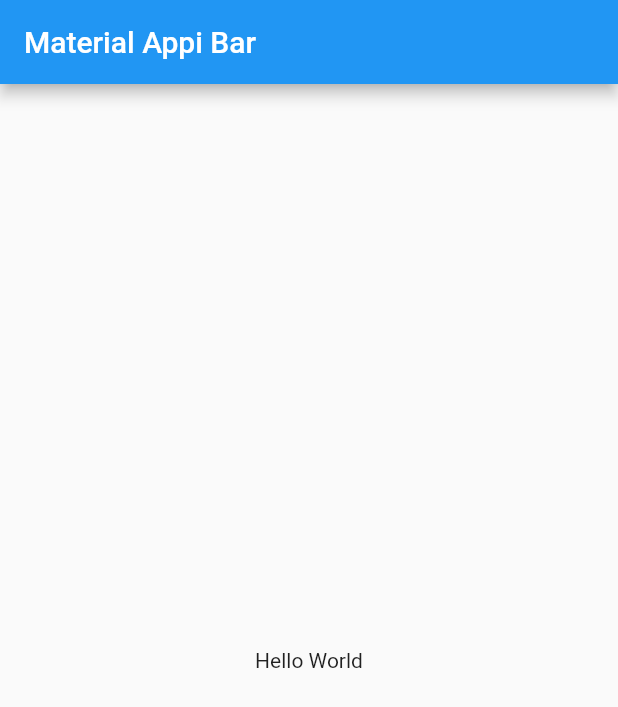
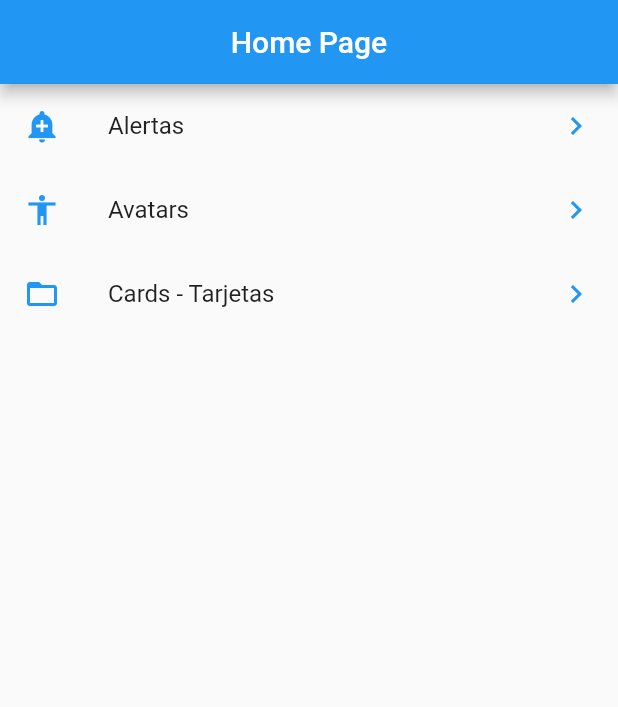
Before and after one commit to bsanser/flutter_components, a Flutter app: the screen it shows after launch, on a phone screen of 412 x 824 dp. Shown: the top 707 px of the screen. Run offline on Flutter 3.47's test engine with Material 2 defaults, Android fonts, the phone set to English and light mode, and no system bars.

Commit message:
feat: working with json files and futures

```diff
--- /dev/null
+++ b/data/menu_options.json
@@ -0,0 +1,19 @@
+{
+  "appName": "Components",
+  "routes": [{
+      "path": "alert",
+      "icon": "add_alert",
+      "text": "Alertas"
+    },
+    {
+      "path": "avatar",
+      "icon": "accessibility",
+      "text": "Avatars"
+    },
+    {
+      "path": "card",
+      "icon": "folder_open",
+      "text": "Cards - Tarjetas"
+    }
+  ]
+}
--- a/lib/main.dart
+++ b/lib/main.dart
@@ -1,4 +1,5 @@
 import 'package:flutter/material.dart';
+import 'package:flutter_components/src/pages/home_page.dart';
 
 void main() => runApp(MyApp());
 
@@ -6,18 +7,8 @@ class MyApp extends StatelessWidget {
   @override
   Widget build(BuildContext context) {
     return MaterialApp(
-      debugShowCheckedModeBanner: false,
-      title: 'Material App',
-      home: Scaffold(
-        appBar: AppBar(
-          title: Text('Material Appi Bar'),
-        ),
-        body: Center(
-          child: Container(
-            child: Text('Hello World'),
-          ),
-        ),
-      ),
-    );
+        debugShowCheckedModeBanner: false,
+        title: 'Material App',
+        home: HomePage());
   }
 }
--- /dev/null
+++ b/lib/src/pages/home_page.dart
@@ -0,0 +1,41 @@
+import 'package:flutter/material.dart';
+import 'package:flutter_components/src/providers/menu_provider.dart';
+import 'package:flutter_components/src/utils/icon_string_util.dart';
+
+class HomePage extends StatelessWidget {
+  @override
+  Widget build(BuildContext context) {
+    return Scaffold(
+      appBar: AppBar(
+        title: Text('Home Page'),
+        centerTitle: true,
+      ),
+      body: _getList(),
+    );
+  }
+
+  Widget _getList() {
+    return FutureBuilder(
+      future: menuProvider.fetchData(),
+      initialData: [],
+      builder: (BuildContext context, AsyncSnapshot<List<dynamic>> snapshot) {
+        return ListView(
+          children: _listItems(snapshot.data),
+        );
+      },
+    );
+  }
+
+  List<Widget> _listItems(List<dynamic> data) {
+    final List<Widget> options = [];
+
+    data.forEach((option) {
+      options.add(ListTile(
+          title: Text(option['text']),
+          leading: getIcon(option['icon']),
+          trailing: getIcon('keyboard_arrow_right'),
+          onTap: () {}));
+    });
+    return options;
+  }
+}
--- /dev/null
+++ b/lib/src/utils/icon_string_util.dart
@@ -0,0 +1,12 @@
+import 'package:flutter/material.dart';
+
+final _icons = <String, IconData>{
+  'add_alert': Icons.add_alert,
+  'accessibility': Icons.accessibility,
+  'folder_open': Icons.folder_open,
+  'keyboard_arrow_right': Icons.keyboard_arrow_right
+};
+
+Icon getIcon(String iconName) {
+  return Icon(_icons[iconName], color: Colors.blue);
+}
```
Also changed, not shown: lib/src/pages/home_temp.dart (added, +41 -0 lines), lib/src/providers/menu_provider.dart (added, +20 -0 lines), pubspec.yaml (+2 -7 lines).
